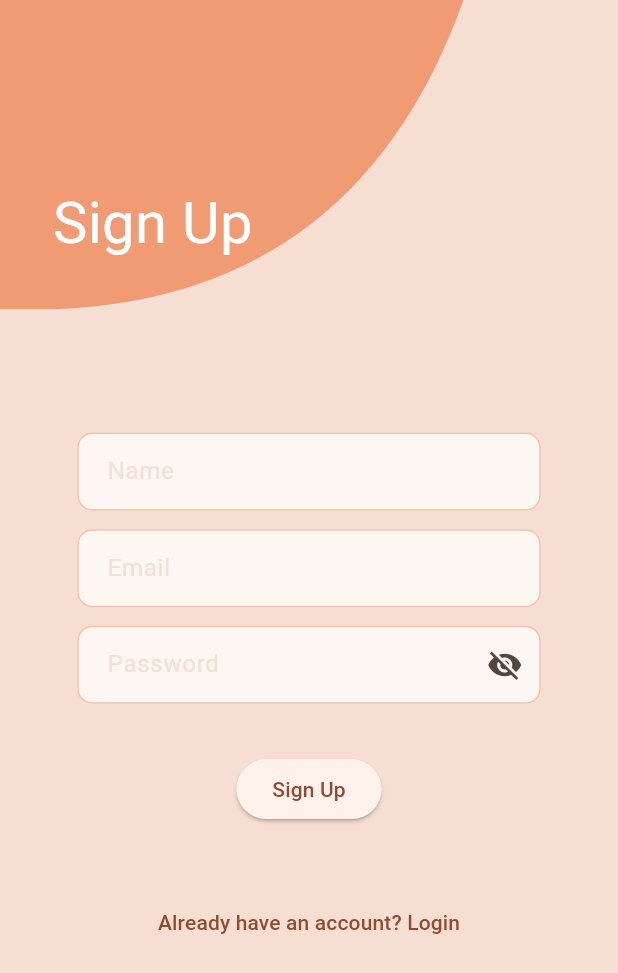
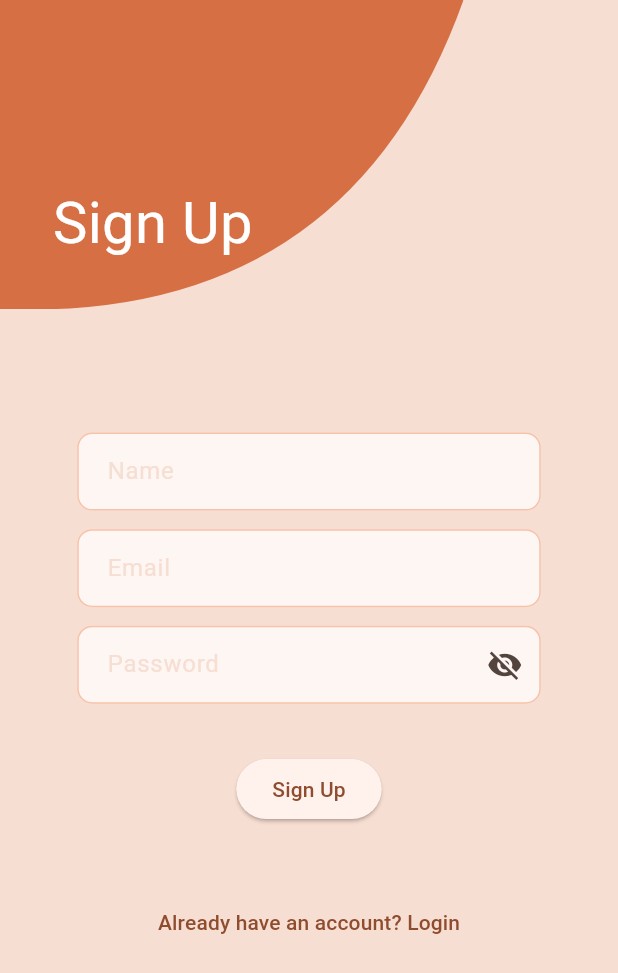
Before and after one commit to Jiya-Sharma09/Track_app, a Flutter app: the screen it shows after launch, after a tap on "Don't have an account ? sign up", on a phone screen of 412 x 824 dp. Shown: the top 973 px of the screen. Run offline on Flutter 3.47's test engine with Material 3 defaults, Android fonts, the light colour scheme and no system bars; our stand-ins replace flutter_secure_storage, jwt_decoder; missing offline and left inert: horizontal_week_calendar.

Commit message:
adding api services and some changes in the color theme followed by corresponding changes in screen

```diff
--- a/lib/screens/login_screen.dart
+++ b/lib/screens/login_screen.dart
@@ -1,8 +1,12 @@
+import 'dart:convert';
 import 'package:flutter/material.dart';
+import 'package:track_app/screens/home_screen.dart';
 import 'package:track_app/ui_feature/top_left_curve.dart';
 import 'package:track_app/ui_feature/custom_text_field.dart';
 import 'sign_up_screen.dart';
 import 'package:track_app/ui_feature/colors.dart';
+import 'package:http/http.dart' as http;
+import 'package:flutter_secure_storage/flutter_secure_storage.dart';
 
 class LoginScreen extends StatefulWidget {
   @override
@@ -14,6 +18,33 @@ class _LoginScreenState extends State<LoginScreen> {
   TextEditingController emailController = TextEditingController();
   TextEditingController passwordController = TextEditingController();
   bool isObscure = true;
+  final storage = FlutterSecureStorage();
+
+  Future<void> login(String email, String password) async {
+    final urlForLogin = Uri.parse(""); // API for login
+    try {
+      final response = await http.post(
+        urlForLogin,
+        headers: {"Content-Type": "application/json"},
+        body: jsonEncode({  // sending json string !
+            "email": email,
+            "password": password,
+          }),
+
+      );
+      // now handling responses :
+      if (response.statusCode == 200) {
+      final data = jsonDecode(response.body);
+        // now store the JWT !!
+        // store in secure storage (rather than shared preferences as it is more secure)
+        await storage.write(key: "token", value: data["token"]);
+      } else {
+        throw Exception("Error occured, Please try again !");
+      }
+    } catch (e) {
+      throw Exception(e.toString());
+    }
+  }
 
   @override
   Widget build(BuildContext context) {
@@ -23,25 +54,29 @@ class _LoginScreenState extends State<LoginScreen> {
         children: [
           Align(
             alignment: Alignment.centerLeft,
-            child : ClipPath(
+            child: ClipPath(
               clipper: TopLeftCurve(),
               child: Container(
-              width: MediaQuery.of(context).size.width*0.75,
+                width: MediaQuery.of(context).size.width * 0.75,
                 height: MediaQuery.of(context).size.height * 0.25,
-              color: AppTheme.topLeftCurve,
+                color: AppTheme.primaryDark1,
                 child: Align(
                   alignment: Alignment(-0.6, 0.6),
                   child: Text(
                     "Login",
                     style: TextStyle(
                       fontSize:
-                        MediaQuery.of(context).size.height * 0.25 * 0.25 * 0.75,
+                          MediaQuery.of(context).size.height *
+                          0.25 *
+                          0.25 *
+                          0.75,
                       color: AppTheme.heading,
                     ),
                   ),
                 ),
               ),
-          ),),
+            ),
+          ),
           SizedBox(height: MediaQuery.of(context).size.height * 0.25 * 0.5),
           Form(
             key: _keyy,
@@ -58,7 +93,7 @@ class _LoginScreenState extends State<LoginScreen> {
                 ),
 
                 SizedBox(
-                  height: MediaQuery.of(context).size.height * 0.25*0.05,
+                  height: MediaQuery.of(context).size.height * 0.25 * 0.05,
                 ),
 
                 SizedBox(
@@ -71,21 +106,33 @@ class _LoginScreenState extends State<LoginScreen> {
                 ),
 
                 SizedBox(
-                  height: MediaQuery.of(context).size.height * 0.25*0.15,
+                  height: MediaQuery.of(context).size.height * 0.25 * 0.15,
                 ),
                 // Login button
-                ElevatedButton(onPressed: () {}, child: Text("Login")),
+                ElevatedButton(
+                  onPressed: () {
+                    Navigator.push(
+                      context,
+                      MaterialPageRoute(builder: (_) => HomeScreen()),
+                    );
+                  },
+                  child: Text("Login"),
+                ),
               ],
             ),
           ),
 
-          SizedBox(
-                  height: MediaQuery.of(context).size.height * 0.25*0.15,
+          SizedBox(height: MediaQuery.of(context).size.height * 0.25 * 0.15),
+
+          TextButton(
+            onPressed: () {
+              Navigator.push(
+                context,
+                MaterialPageRoute(builder: (_) => SignUpScreen()),
+              );
+            },
+            child: Text("Don't have an account ? sign up"),
           ),
-
-          TextButton(onPressed: (){
-              Navigator.push(context, MaterialPageRoute(builder: (_)=>SignUpScreen()));
-          }, child: Text("Don't have an account ? sign up"))
         ],
       ),
     );
--- a/lib/screens/sign_up_screen.dart
+++ b/lib/screens/sign_up_screen.dart
@@ -32,7 +32,7 @@ class _SignUpScreenState extends State<SignUpScreen> {
               child: Container(
                 width: width * 0.75,
                 height: height * 0.25,
-                color: AppTheme.topLeftCurve,
+                color: AppTheme.primaryDark1,
                 child: Align(
                   alignment: Alignment(-0.6, 0.6),
                   child: Text(
--- a/lib/ui_feature/colors.dart
+++ b/lib/ui_feature/colors.dart
@@ -1,21 +1,27 @@
 import 'package:flutter/material.dart';
 
 class AppTheme {
-  // TODO : replace the colors I choose later to add a pop of color on the top of primary theme
-  static const Color primary = Color(0xFF7F5AF0);
-  static const Color secondary = Color.fromARGB(255, 187, 235, 215);
-  static const Color accent = Color(0xFFFF8BA7);
 
-  // background :
+  // 🌄 Background
   static const Color background = Color.fromARGB(253, 247, 222, 210);
 
-  // text heading
+  // 📝 Text
   static const Color heading = Color.fromARGB(252, 95, 31, 2);
 
-  //top left curve :
-  static const Color topLeftCurve =  Color.fromARGB(194, 239, 135, 87);
+  // 🎨 Primary (your main brand color)
+  static const Color primary = Color(0xFFEF8757);
 
-  // Neutral colors
+  // 🌑 Dark variants (interaction, active states)
+  static const Color primaryDark1 = Color(0xFFD76F45);
+  static const Color primaryDark2 = Color(0xFFB85C38);
+  static const Color primaryDark3 = Color(0xFF94472A);
+
+  // 🌕 Light variants (backgrounds, inactive UI)
+  static const Color primaryLight1 = Color(0xFFF2A07A);
+  static const Color primaryLight2 = Color(0xFFF6B79B);
+  static const Color primaryLight3 = Color(0xFFFBE1D6);
+
+  // ⚪ Neutral colors
   static const Color white = Colors.white;
   static const Color black = Colors.black;
 
@@ -24,6 +30,6 @@ class AppTheme {
   static const Color grey500 = Color(0xFF6B7280);
   static const Color grey800 = Color(0xFF1F2937);
 
-  // Error / status
+  // ❌ Error / status
   static const Color error = Color(0xFFEF4444);
 }
--- a/pubspec.yaml
+++ b/pubspec.yaml
@@ -30,6 +30,10 @@ environment:
 dependencies:
   flutter:
     sdk: flutter
+  horizontal_week_calendar: ^0.0.20
+  http: ^0.13.6
+  flutter_secure_storage: ^9.0.0
+  jwt_decoder: ^2.0.1
 
   # The following adds the Cupertino Icons font to your application.
   # Use with the CupertinoIcons class for iOS style icons.
```
Also changed, not shown: lib/screens/home_screen.dart (+70 -2 lines), lib/service/api_service.dart (added, +35 -0 lines), lib/service/auth_service.dart (added, +49 -0 lines), lib/service/token_storage.dart (added, +28 -0 lines), pubspec.lock, 5 other files. Lines whose indentation alone changed are shown as unchanged.
